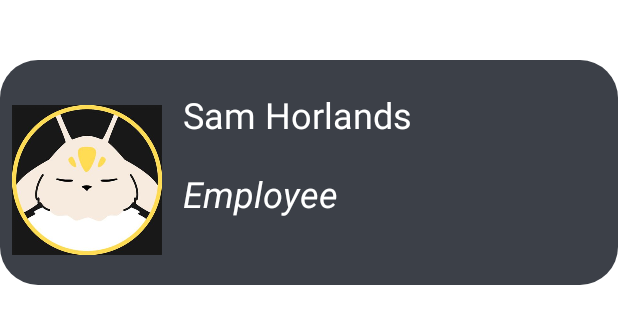
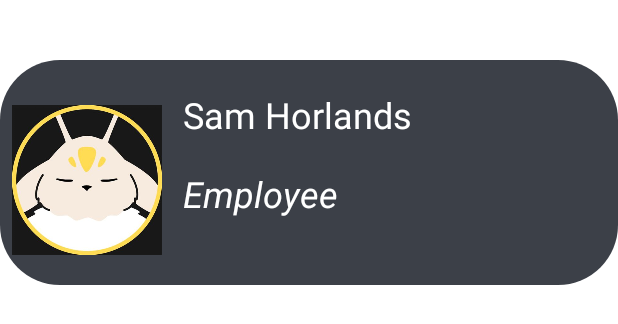
Before and after one commit to WindyFonk/SaboApp, an Android app: the layout members_item.xml on its own in the app's theme, with its tools: preview values and no code run, on a phone screen of 412 x 824 dp. Shown: the top 324 px of the screen. Run offline under Robolectric (Android 15) with nearby library versions, the phone set to English and light mode, and no system bars.

Commit message:
Update background_staff_manager.xml

```diff
--- a/app/src/main/res/drawable/background_staff_manager.xml
+++ b/app/src/main/res/drawable/background_staff_manager.xml
@@ -2,5 +2,5 @@
 <shape xmlns:android="http://schemas.android.com/apk/res/android">
 
     <solid android:color="#3C4048"/>
-    <corners android:radius="25dp"/>
+    <corners android:radius="40dp"/>
 </shape>
```
